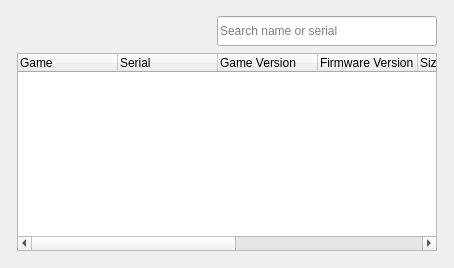
Above: src/launcher/forms/configuration_list_widget.ui from KytyPS5/KytyPS5 before the change. Below: the same form after it.
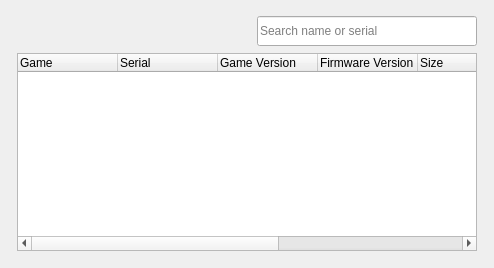
That is the form after the change. Custom widgets are drawn as their Qt base class.

Commit message:
Map UDS events to trophies via dumped metadata and redesign trophy UI
Correlate each UDS event to its stat ID (uds00.ucp) and trophy target (trophy00.ucp) instead of a hard-coded event, store trophy JSON with unlock date/time outside _SaveData, and add a PS5-style toast, viewer and overview.

```diff
--- a/src/launcher/forms/configuration_list_widget.ui
+++ b/src/launcher/forms/configuration_list_widget.ui
@@ -169,6 +169,28 @@
            </property>
          </widget>
         </item>
+         <item>
+          <widget class="QToolButton" name="trophy_overview_button">
+           <property name="minimumSize">
+            <size>
+             <width>36</width>
+             <height>36</height>
+            </size>
+           </property>
+           <property name="toolTip">
+            <string>View saved trophies</string>
+           </property>
+           <property name="iconSize">
+            <size>
+             <width>32</width>
+             <height>32</height>
+            </size>
+           </property>
+           <property name="autoRaise">
+            <bool>true</bool>
+           </property>
+          </widget>
+         </item>
          <item>
           <spacer name="horizontalSpacer">
            <property name="orientation">
```
The commit also changes 13 other files.
